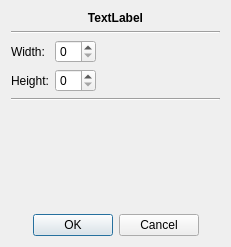
This is src/gui/dialogs/painter_parameters_3d.ui in cppd/math as Qt 5 draws it before an edit. The edited form follows.
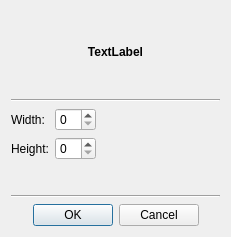
This is the edited form.

Commit message: painter parameters dialogs

Patch:
```diff
--- a/src/gui/dialogs/painter_parameters_3d.ui
+++ b/src/gui/dialogs/painter_parameters_3d.ui
@@ -7,7 +7,7 @@
     <x>0</x>
     <y>0</y>
     <width>231</width>
-    <height>247</height>
+    <height>237</height>
    </rect>
   </property>
   <property name="windowTitle">
@@ -18,7 +18,6 @@
     <widget class="QLabel" name="label_space">
      <property name="font">
       <font>
-       <weight>75</weight>
        <bold>true</bold>
       </font>
      </property>
@@ -88,19 +87,6 @@
    <item>
     <layout class="QVBoxLayout" name="verticalLayout_parameters"/>
    </item>
-   <item>
-    <spacer name="verticalSpacer">
-     <property name="orientation">
-      <enum>Qt::Vertical</enum>
-     </property>
-     <property name="sizeHint" stdset="0">
-      <size>
-       <width>20</width>
-       <height>40</height>
-      </size>
-     </property>
-    </spacer>
-   </item>
    <item>
     <widget class="QDialogButtonBox" name="buttonBox">
      <property name="orientation">
```
Left out of the diff: 2 changed lines with no effect on the pictures. The commit also changes 6 other files.
